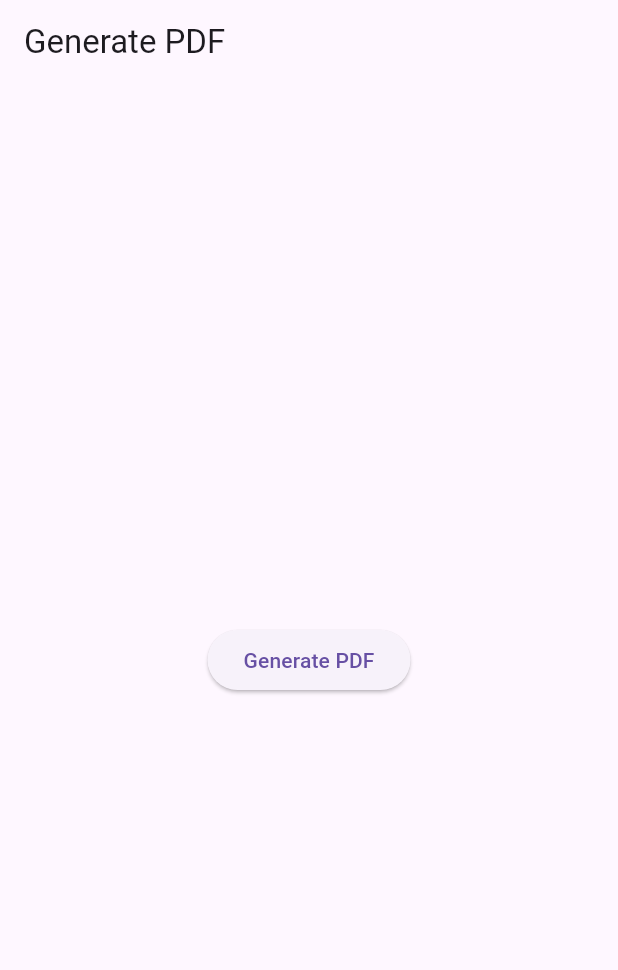
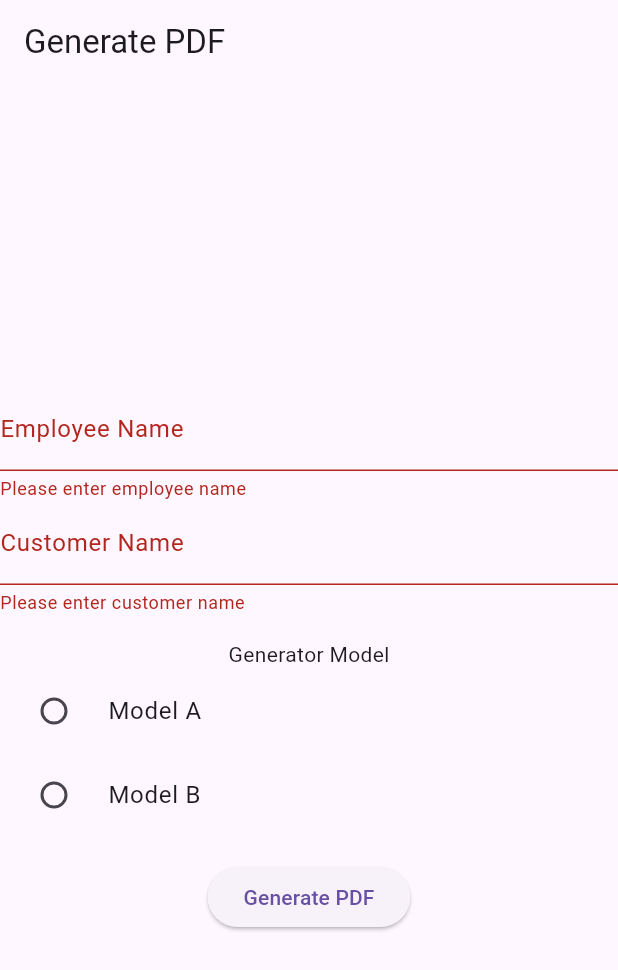
Before and after one commit to AumPauskar/progressive-mobile, a Flutter app: the screen it shows after launch, after a tap on "Generate PDF", on a phone screen of 412 x 824 dp. Shown: the top 970 px of the screen. Run offline on Flutter 3.47's test engine with Material 3 defaults, Android fonts, the phone set to English and light mode, and no system bars; our stand-ins replace pdf, printing.

Commit message:
App now accepts inputs and does respective changes to pdf

```diff
--- a/lib/main.dart
+++ b/lib/main.dart
@@ -8,17 +8,80 @@ void main() {
 }
 
 class MyApp extends StatelessWidget {
+  final _formKey = GlobalKey<FormState>();
+  final _employeeNameController = TextEditingController();
+  final _customerNameController = TextEditingController();
+  String _generatorModel = '';
+
+  MyApp({super.key});
+
   @override
   Widget build(BuildContext context) {
     return MaterialApp(
       home: Scaffold(
         appBar: AppBar(
-          title: Text('Generate PDF'),
+          title: const Text('Generate PDF'),
         ),
         body: Center(
-          child: ElevatedButton(
-            onPressed: () => generatePdf(context),
-            child: Text('Generate PDF'),
+          child: Form(
+            key: _formKey,
+            child: Column(
+              mainAxisAlignment: MainAxisAlignment.center,
+              children: [
+                TextFormField(
+                  controller: _employeeNameController,
+                  decoration: const InputDecoration(labelText: 'Employee Name'),
+                  validator: (value) {
+                    if (value?.isEmpty ?? true) {
+                      return 'Please enter employee name';
+                    }
+                    return null;
+                  },
+                ),
+                TextFormField(
+                  controller: _customerNameController,
+                  decoration: const InputDecoration(labelText: 'Customer Name'),
+                  validator: (value) {
+                    if (value?.isEmpty ?? true) {
+                      return 'Please enter customer name';
+                    }
+                    return null;
+                  },
+                ),
+                const SizedBox(height: 16),
+                const Text('Generator Model'),
+                RadioListTile(
+                  title: const Text('Model A'),
+                  value: 'Model A',
+                  groupValue: _generatorModel,
+                  onChanged: (value) {
+                    // setState(() {
+                    //   _generatorModel = value!;
+                    // });
+                  },
+                ),
+                RadioListTile(
+                  title: const Text('Model B'),
+                  value: 'Model B',
+                  groupValue: _generatorModel,
+                  onChanged: (value) {
+                    // setState(() {
+                    //   _generatorModel = value!;
+                    // });
+                  },
+                ),
+                const SizedBox(height: 16),
+                ElevatedButton(
+                  onPressed: () {
+                    if (_formKey.currentState != null &&
+                        _formKey.currentState!.validate()) {
+                      generatePdf(context);
+                    }
+                  },
+                  child: const Text('Generate PDF'),
+                ),
+              ],
+            ),
           ),
         ),
       ),
@@ -31,7 +94,17 @@ class MyApp extends StatelessWidget {
     pdf.addPage(
       pw.Page(
         build: (pw.Context context) => pw.Center(
-          child: pw.Text('Hello World', style: pw.TextStyle(fontSize: 40)),
+          child: pw.Column(
+            mainAxisAlignment: pw.MainAxisAlignment.center,
+            children: [
+              pw.Text('Employee Name: ${_employeeNameController.text}',
+                  style: const pw.TextStyle(fontSize: 20)),
+              pw.Text('Customer Name: ${_customerNameController.text}',
+                  style: const pw.TextStyle(fontSize: 20)),
+              pw.Text('Generator Model: $_generatorModel',
+                  style: const pw.TextStyle(fontSize: 20)),
+            ],
+          ),
         ),
       ),
     );
```
Also changed, not shown: 1 other file.
